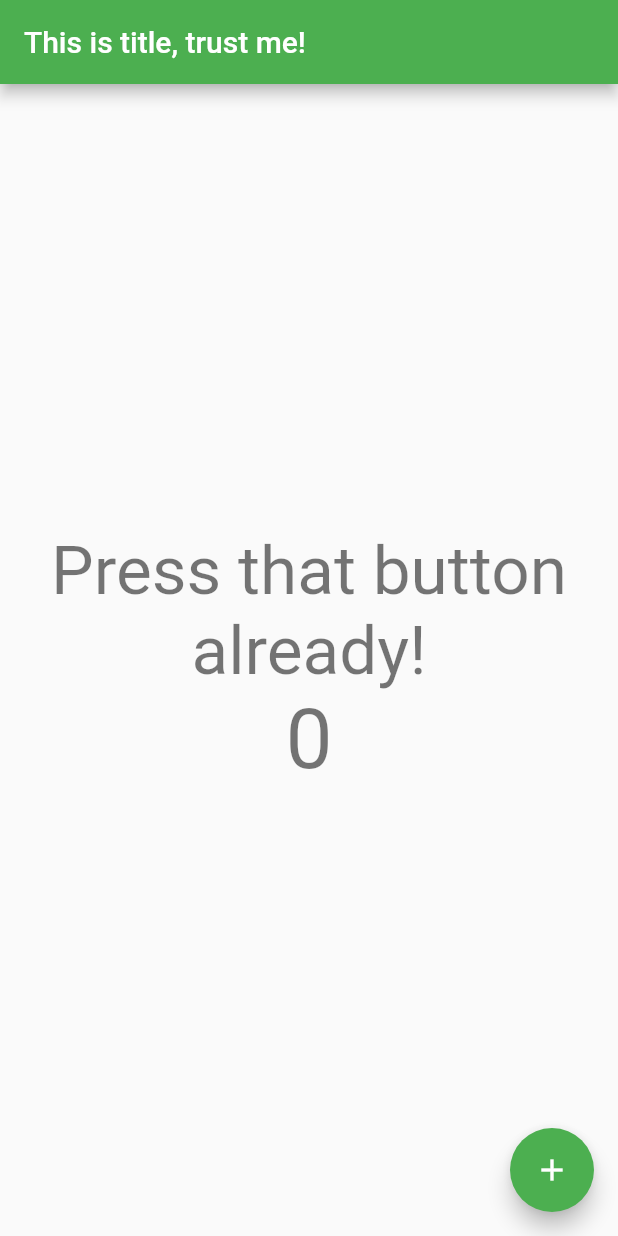
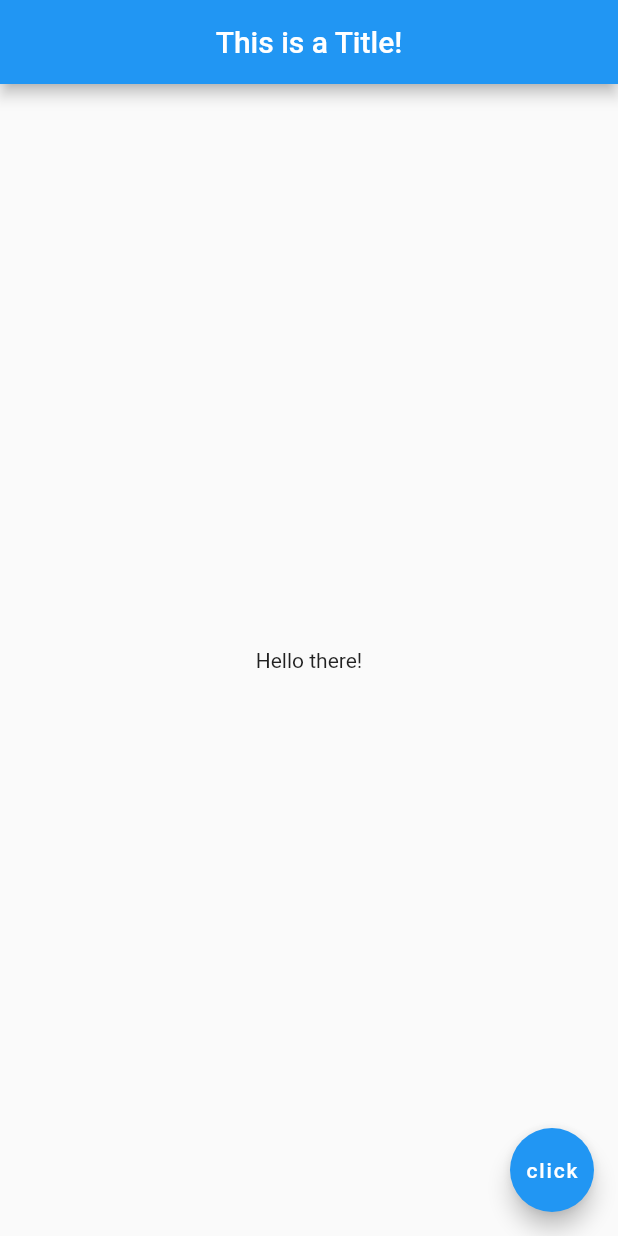
Before and after one commit to prad26/flutter_tutorial, a Flutter app: the screen it shows after launch, on a phone screen of 412 x 824 dp. Run offline on Flutter 3.47's test engine with Material 2 defaults, Android fonts, the phone set to English and light mode, and no system bars.

Commit message:
Add Scaffold Widget

```diff
--- a/lib/main.dart
+++ b/lib/main.dart
@@ -1,119 +1,18 @@
 import 'package:flutter/material.dart';
 
 void main() {
-  runApp(MyApp());
-}
-
-class MyApp extends StatelessWidget {
-  // This widget is the root of your application.
-  @override
-  Widget build(BuildContext context) {
-    return MaterialApp(
-      title: 'Flutter Demo',
-      theme: ThemeData(
-        // This is the theme of your application.
-        //
-        // Try running your application with "flutter run". You'll see the
-        // application has a blue toolbar. Then, without quitting the app, try
-        // changing the primarySwatch below to Colors.green and then invoke
-        // "hot reload" (press "r" in the console where you ran "flutter run",
-        // or simply save your changes to "hot reload" in a Flutter IDE).
-        // Notice that the counter didn't reset back to zero; the application
-        // is not restarted.
-        primarySwatch: Colors.green,
-        // This makes the visual density adapt to the platform that you run
-        // the app on. For desktop platforms, the controls will be smaller and
-        // closer together (more dense) than on mobile platforms.
-        visualDensity: VisualDensity.adaptivePlatformDensity,
-      ),
-      home: MyHomePage(title: 'This is title, trust me!'),
-    );
-  }
-}
-
-class MyHomePage extends StatefulWidget {
-  MyHomePage({Key key, this.title}) : super(key: key);
-
-  // This widget is the home page of your application. It is stateful, meaning
-  // that it has a State object (defined below) that contains fields that affect
-  // how it looks.
-
-  // This class is the configuration for the state. It holds the values (in this
-  // case the title) provided by the parent (in this case the App widget) and
-  // used by the build method of the State. Fields in a Widget subclass are
-  // always marked "final".
-
-  final String title;
-
-  @override
-  _MyHomePageState createState() => _MyHomePageState();
-}
-
-class _MyHomePageState extends State<MyHomePage> {
-  int _counter = 0;
-
-  void _incrementCounter() {
-    setState(() {
-      // This call to setState tells the Flutter framework that something has
-      // changed in this State, which causes it to rerun the build method below
-      // so that the display can reflect the updated values. If we changed
-      // _counter without calling setState(), then the build method would not be
-      // called again, and so nothing would appear to happen.
-      _counter++;
-    });
-  }
-
-  @override
-  Widget build(BuildContext context) {
-    // This method is rerun every time setState is called, for instance as done
-    // by the _incrementCounter method above.
-    //
-    // The Flutter framework has been optimized to make rerunning build methods
-    // fast, so that you can just rebuild anything that needs updating rather
-    // than having to individually change instances of widgets.
-    return Scaffold(
+  runApp(MaterialApp(
+    home: Scaffold(
       appBar: AppBar(
-        // Here we take the value from the MyHomePage object that was created by
-        // the App.build method, and use it to set our appbar title.
-        title: Text(widget.title),
+        title: Text('This is a Title!'),
+        centerTitle: true,
       ),
       body: Center(
-        // Center is a layout widget. It takes a single child and positions it
-        // in the middle of the parent.
-        child: Column(
-          // Column is also a layout widget. It takes a list of children and
-          // arranges them vertically. By default, it sizes itself to fit its
-          // children horizontally, and tries to be as tall as its parent.
-          //
-          // Invoke "debug painting" (press "p" in the console, choose the
-          // "Toggle Debug Paint" action from the Flutter Inspector in Android
-          // Studio, or the "Toggle Debug Paint" command in Visual Studio Code)
-          // to see the wireframe for each widget.
-          //
-          // Column has various properties to control how it sizes itself and
-          // how it positions its children. Here we use mainAxisAlignment to
-          // center the children vertically; the main axis here is the vertical
-          // axis because Columns are vertical (the cross axis would be
-          // horizontal).
-          mainAxisAlignment: MainAxisAlignment.center,
-          children: <Widget>[
-            Text(
-              'Press that button already!',
-              style: Theme.of(context).textTheme.headline3,
-              textAlign: TextAlign.center,
-            ),
-            Text(
-              '$_counter',
-              style: Theme.of(context).textTheme.headline2,
-            ),
-          ],
-        ),
+        child: Text('Hello there!'),
       ),
       floatingActionButton: FloatingActionButton(
-        onPressed: _incrementCounter,
-        tooltip: 'Increment',
-        child: Icon(Icons.add),
-      ), // This trailing comma makes auto-formatting nicer for build methods.
-    );
-  }
+        child: Text('click'),
+      ),
+    ),
+  ));
 }
```
Also changed, not shown: 2 other files.
